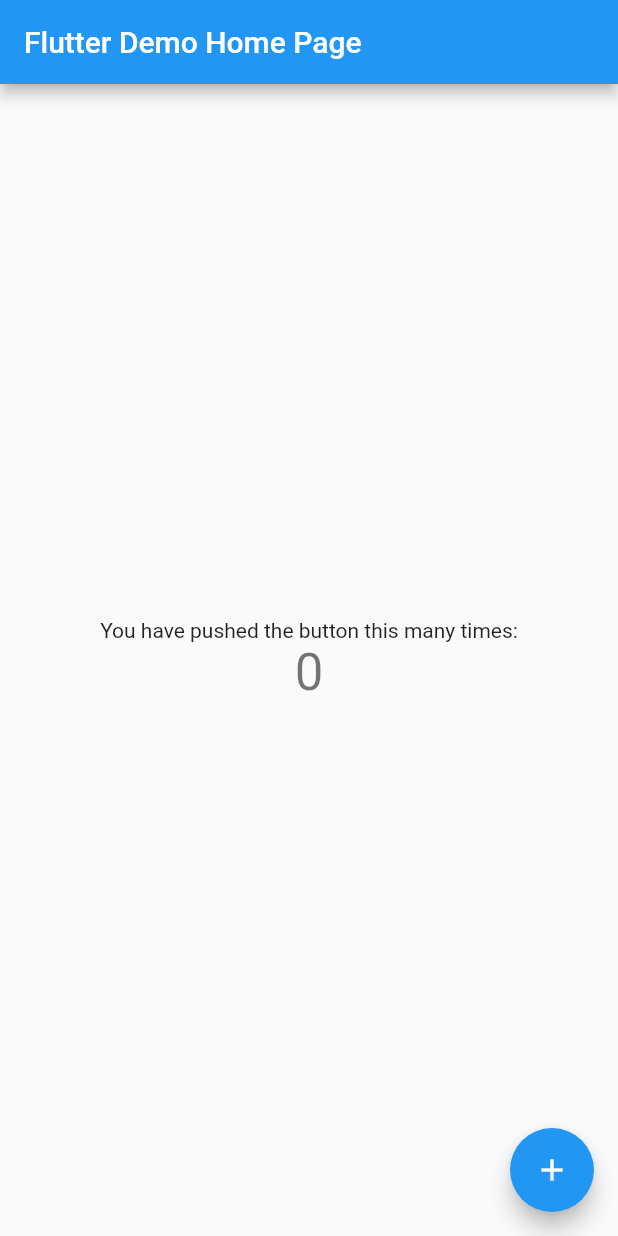
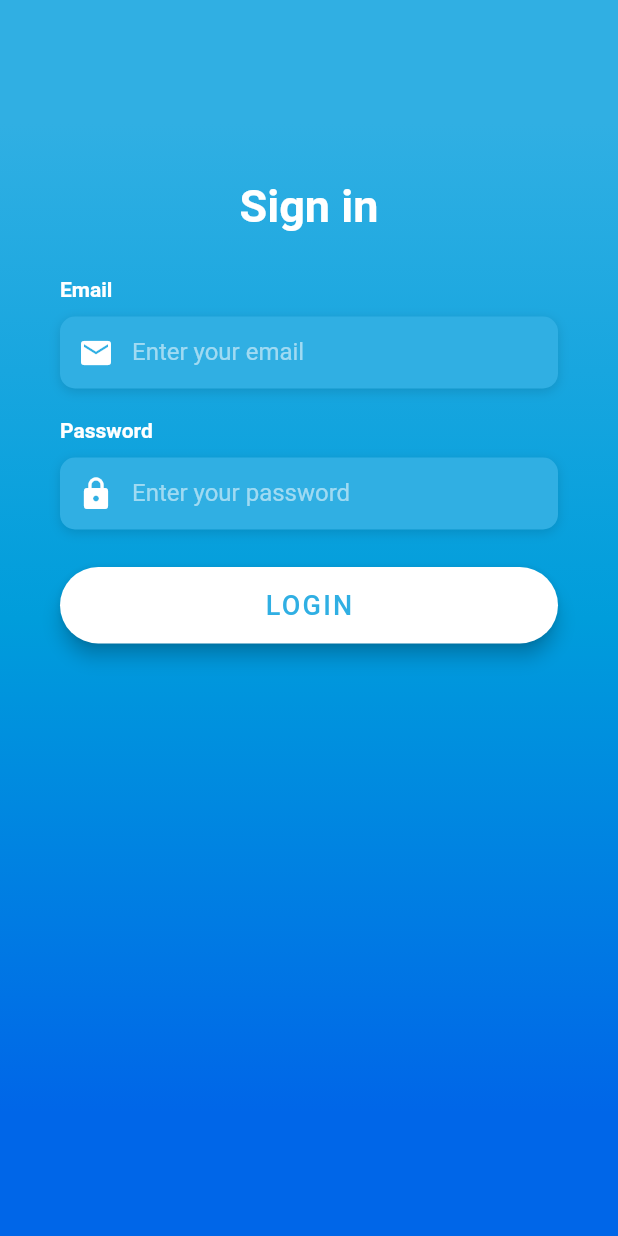
Before and after one commit to PuerileSmuggler/fml, a Flutter app: the screen it shows after launch, on a phone screen of 412 x 824 dp. Run offline on Flutter 3.47's test engine with Material 2 defaults, Android fonts, the phone set to English and light mode, and no system bars; our stand-ins replace firebase_core; accounts and stored records are empty; Roboto replaces fonts that are missing (OpenSans).

Commit message:
Add basic login form

```diff
--- /dev/null
+++ b/lib/components/form/input.dart
@@ -0,0 +1,40 @@
+import 'package:flutter/material.dart';
+import 'package:flutter_app/utils/styles.dart';
+
+class Input extends StatelessWidget {
+  final String label;
+  final String hintText;
+  final Icon icon;
+  final bool obscureText;
+
+  Input({this.label, this.hintText, this.icon, this.obscureText = false});
+
+  @override
+  Widget build(BuildContext context) {
+    return Column(crossAxisAlignment: CrossAxisAlignment.start, children: [
+      Text(label, style: fmlLabelStyle),
+      SizedBox(height: 10.0),
+      Container(
+
+          alignment: Alignment.centerLeft,
+          decoration: fmlBoxDecorationStyle,
+          child: TextFormField(
+            validator: (value) {
+              if (value.isEmpty) {
+                return 'Value can\'t be empty';
+              }
+              return null;
+            },
+            obscureText: obscureText,
+            keyboardType: TextInputType.emailAddress,
+            style: TextStyle(color: Colors.white),
+            decoration: InputDecoration(
+                border: InputBorder.none,
+                contentPadding: EdgeInsets.only(top: 14.0),
+                prefixIcon: icon,
+                hintText: hintText,
+                hintStyle: fmlHintTextStyle),
+          ))
+    ]);
+  }
+}
--- /dev/null
+++ b/lib/login.dart
@@ -0,0 +1,98 @@
+import 'package:flutter/material.dart';
+import 'package:flutter_app/components/form/input.dart';
+
+class LoginScreen extends StatefulWidget {
+  @override
+  _LoginScreenState createState() => _LoginScreenState();
+}
+
+class _LoginScreenState extends State<LoginScreen> {
+  final _formKey = GlobalKey<FormState>();
+
+  Widget buildLoginButton() {
+    return Container(
+        padding: EdgeInsets.symmetric(vertical: 25.0),
+        width: double.infinity,
+        child: RaisedButton(
+          onPressed: () {
+            if (_formKey.currentState.validate()) {
+              print('Validated');
+            }
+          },
+            elevation: 5.0,
+            padding: EdgeInsets.all(15.0),
+            shape: RoundedRectangleBorder(
+                borderRadius: BorderRadius.circular(30.0)),
+            color: Colors.white,
+            child: Text(
+              'LOGIN',
+              style: TextStyle(
+                  color: Color(0xFF30afe3),
+                  letterSpacing: 1.5,
+                  fontSize: 18.0,
+                  fontFamily: 'OpenSans'),
+            )));
+  }
+
+  @override
+  Widget build(BuildContext context) {
+    return Scaffold(
+        body: Stack(children: <Widget>[
+      Container(
+        height: double.infinity,
+        width: double.infinity,
+        decoration: BoxDecoration(
+            gradient: LinearGradient(
+                begin: Alignment.topCenter,
+                end: Alignment.bottomCenter,
+                colors: [
+              Color(0xFF30afe3),
+              Color(0xFF009ddb),
+              Color(0xFF0066e8)
+            ],
+                stops: [
+              0.1,
+              0.5,
+              0.9
+            ])),
+      ),
+      Container(
+          height: double.infinity,
+          child: SingleChildScrollView(
+            physics: AlwaysScrollableScrollPhysics(),
+            padding: EdgeInsets.symmetric(horizontal: 40.0, vertical: 120.0),
+            child: Column(
+              mainAxisAlignment: MainAxisAlignment.center,
+              children: [
+                Text('Sign in',
+                    style: TextStyle(
+                      color: Colors.white,
+                      fontFamily: 'OpenSans',
+                      fontSize: 30.0,
+                      fontWeight: FontWeight.bold,
+                    )),
+                SizedBox(height: 30.0),
+                Form(
+                    key: _formKey,
+                    child: Column(
+                        crossAxisAlignment: CrossAxisAlignment.start,
+                        children: [
+                          Input(
+                              label: 'Email',
+                              hintText: 'Enter your email',
+                              icon: Icon(Icons.email, color: Colors.white)),
+                          SizedBox(height: 20.0),
+                          Input(
+                            label: 'Password',
+                            hintText: 'Enter your password',
+                            icon: Icon(Icons.lock, color: Colors.white),
+                            obscureText: true,
+                          ),
+                          buildLoginButton()
+                        ])),
+              ],
+            ),
+          ))
+    ]));
+  }
+}
--- a/lib/main.dart
+++ b/lib/main.dart
@@ -1,4 +1,6 @@
 import 'package:flutter/material.dart';
+import 'package:firebase_core/firebase_core.dart';
+import 'package:flutter_app/login.dart';
 
 void main() {
   runApp(MyApp());
@@ -50,6 +52,7 @@ class MyHomePage extends StatefulWidget {
 }
 
 class _MyHomePageState extends State<MyHomePage> {
+  final Future<FirebaseApp> _initialization = Firebase.initializeApp();
   int _counter = 0;
 
   void _incrementCounter() {
@@ -63,55 +66,38 @@ class _MyHomePageState extends State<MyHomePage> {
     });
   }
 
+  Widget loading() {
+    return Scaffold(
+      body: Center(
+        child: Column(
+            mainAxisAlignment: MainAxisAlignment.center,
+            crossAxisAlignment: CrossAxisAlignment.center,
+            children: [
+              CircularProgressIndicator(),
+            ]),
+      ),
+    );
+  }
+
   @override
   Widget build(BuildContext context) {
-    // This method is rerun every time setState is called, for instance as done
-    // by the _incrementCounter method above.
-    //
-    // The Flutter framework has been optimized to make rerunning build methods
-    // fast, so that you can just rebuild anything that needs updating rather
-    // than having to individually change instances of widgets.
-    return Scaffold(
-      appBar: AppBar(
-        // Here we take the value from the MyHomePage object that was created by
-        // the App.build method, and use it to set our appbar title.
-        title: Text(widget.title),
-      ),
-      body: Center(
-        // Center is a layout widget. It takes a single child and positions it
-        // in the middle of the parent.
-        child: Column(
-          // Column is also a layout widget. It takes a list of children and
-          // arranges them vertically. By default, it sizes itself to fit its
-          // children horizontally, and tries to be as tall as its parent.
-          //
-          // Invoke "debug painting" (press "p" in the console, choose the
-          // "Toggle Debug Paint" action from the Flutter Inspector in Android
-          // Studio, or the "Toggle Debug Paint" command in Visual Studio Code)
-          // to see the wireframe for each widget.
-          //
-          // Column has various properties to control how it sizes itself and
-          // how it positions its children. Here we use mainAxisAlignment to
-          // center the children vertically; the main axis here is the vertical
-          // axis because Columns are vertical (the cross axis would be
-          // horizontal).
-          mainAxisAlignment: MainAxisAlignment.center,
-          children: <Widget>[
-            Text(
-              'You have pushed the button this many times:',
-            ),
-            Text(
-              '$_counter',
-              style: Theme.of(context).textTheme.headline4,
-            ),
-          ],
-        ),
-      ),
-      floatingActionButton: FloatingActionButton(
-        onPressed: _incrementCounter,
-        tooltip: 'Increment',
-        child: Icon(Icons.add),
-      ), // This trailing comma makes auto-formatting nicer for build methods.
+    return FutureBuilder(
+      // Initialize FlutterFire:
+      future: _initialization,
+      builder: (context, snapshot) {
+        // Check for errors
+        if (snapshot.hasError) {
+          // return SomethingWentWrong();
+        }
+
+        // Once complete, show your application
+        if (snapshot.connectionState == ConnectionState.done) {
+          return LoginScreen();
+        }
+
+        // Otherwise, show something whilst waiting for initialization to complete
+        return loading();
+      },
     );
   }
 }
--- /dev/null
+++ b/lib/utils/styles.dart
@@ -0,0 +1,24 @@
+import 'package:flutter/material.dart';
+
+final fmlHintTextStyle = TextStyle(
+  color: Colors.white54,
+  fontFamily: 'OpenSans',
+);
+
+final fmlLabelStyle = TextStyle(
+  color: Colors.white,
+  fontWeight: FontWeight.bold,
+  fontFamily: 'OpenSans',
+);
+
+final fmlBoxDecorationStyle = BoxDecoration(
+  color: Color(0xFF30afe3),
+  borderRadius: BorderRadius.circular(10.0),
+  boxShadow: [
+    BoxShadow(
+      color: Colors.black12,
+      blurRadius: 6.0,
+      offset: Offset(0, 2),
+    ),
+  ],
+);
--- a/pubspec.yaml
+++ b/pubspec.yaml
@@ -23,6 +23,8 @@ environment:
 dependencies:
   flutter:
     sdk: flutter
+  localstorage: ^3.0.0
+  firebase_core: "0.5.2"
 
 
   # The following adds the Cupertino Icons font to your application.
```
Also changed, not shown: pubspec.lock, 3 other files.
